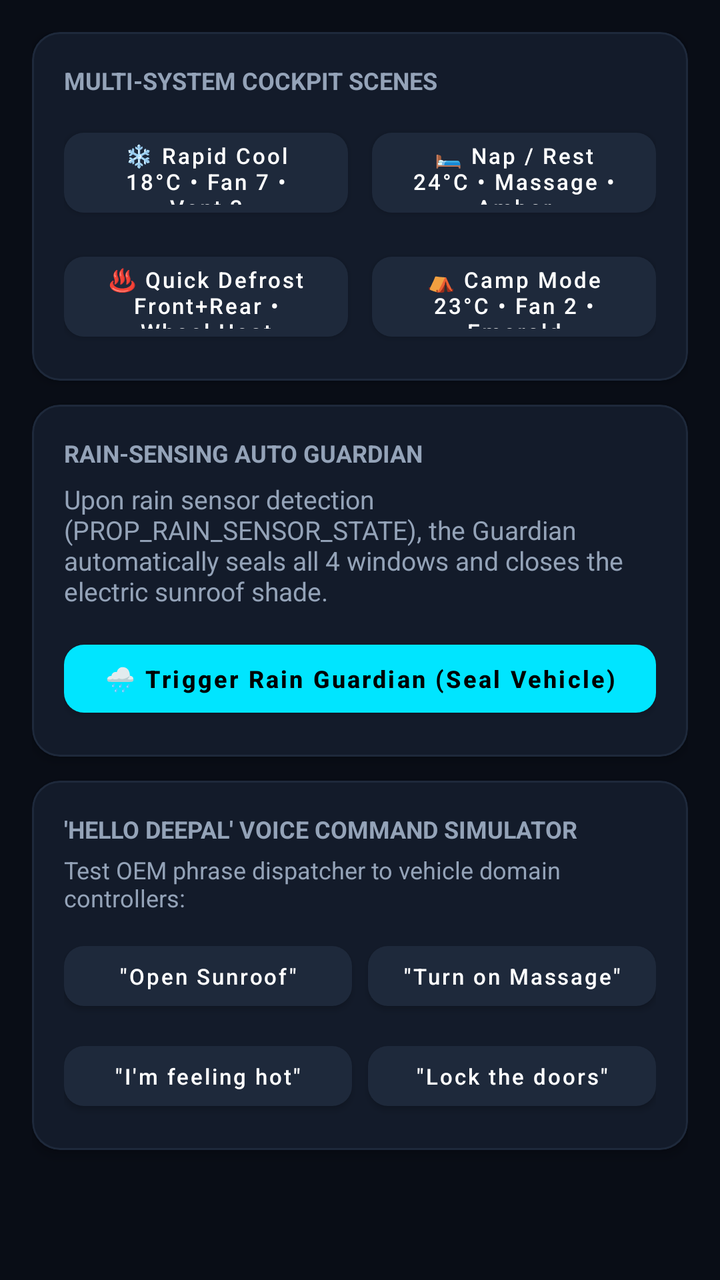
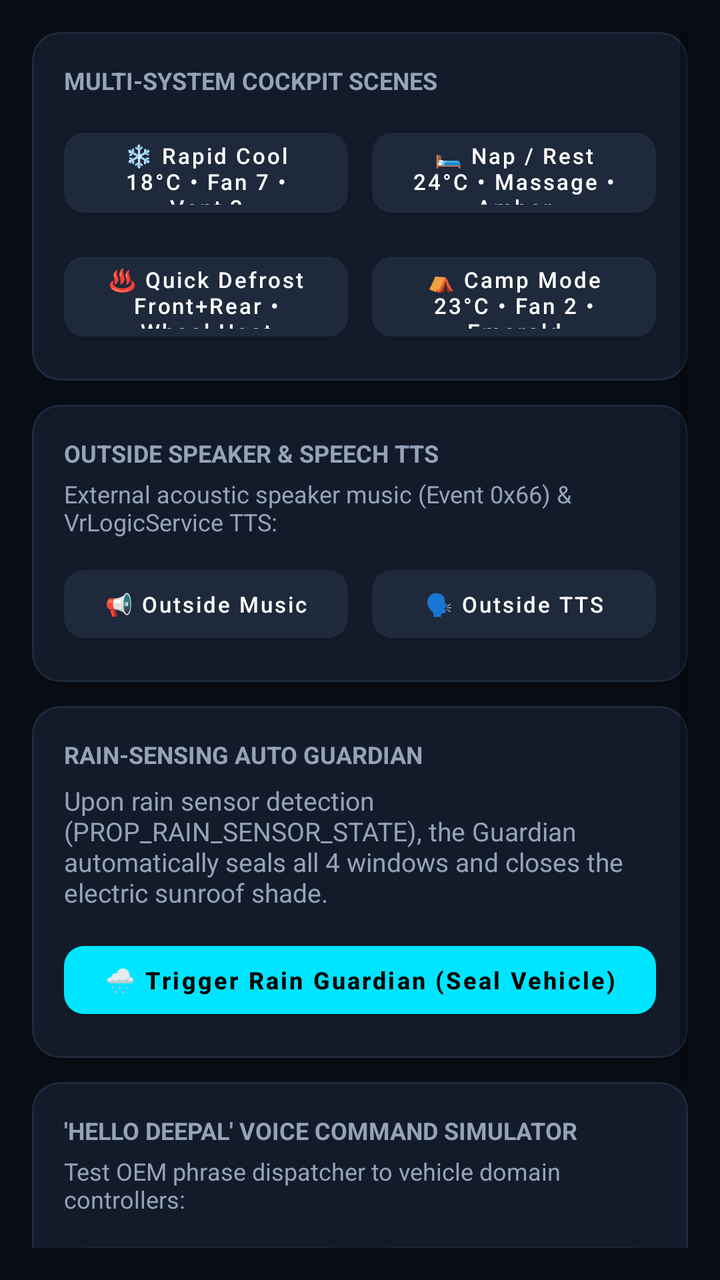

Two renders of the same Android screen: before a commit and after it. Below are the layout's source before the change and the commit's diff.
<!-- AndroidManifest.xml: application theme Theme.DeepalS05Sample -->
<!-- res/layout/fragment_scenes_voice.xml -->
<?xml version="1.0" encoding="utf-8"?>
<ScrollView xmlns:android="http://schemas.android.com/apk/res/android"
    xmlns:app="http://schemas.android.com/apk/res-auto"
    android:layout_width="match_parent"
    android:layout_height="match_parent"
    android:padding="16dp"
    android:fillViewport="true">

    <LinearLayout
        android:layout_width="match_parent"
        android:layout_height="wrap_content"
        android:orientation="vertical">

        
        <com.google.android.material.card.MaterialCardView
            style="@style/AutomotiveCard"
            android:layout_width="match_parent"
            android:layout_height="wrap_content"
            android:layout_marginBottom="12dp">

            <LinearLayout
                android:layout_width="match_parent"
                android:layout_height="wrap_content"
                android:padding="16dp"
                android:orientation="vertical">

                <TextView
                    android:layout_width="wrap_content"
                    android:layout_height="wrap_content"
                    android:text="MULTI-SYSTEM COCKPIT SCENES"
                    android:textColor="@color/brand_text_secondary"
                    android:textSize="12sp"
                    android:textStyle="bold" />

                
                <LinearLayout
                    android:layout_width="match_parent"
                    android:layout_height="wrap_content"
                    android:layout_marginTop="12dp"
                    android:orientation="horizontal">

                    <com.google.android.material.button.MaterialButton
                        android:id="@+id/btnSceneRapidCool"
                        style="@style/AutomotiveButton"
                        android:layout_width="0dp"
                        android:layout_height="52dp"
                        android:layout_weight="1"
                        android:layout_marginEnd="6dp"
                        android:text="❄️ Rapid Cool\n18°C • Fan 7 • Vent 3"
                        android:textSize="11sp" />

                    <com.google.android.material.button.MaterialButton
                        android:id="@+id/btnSceneNap"
                        style="@style/AutomotiveButton"
                        android:layout_width="0dp"
                        android:layout_height="52dp"
                        android:layout_weight="1"
                        android:layout_marginStart="6dp"
                        android:text="🛏️ Nap / Rest\n24°C • Massage • Amber"
                        android:textSize="11sp" />
                </LinearLayout>

                <LinearLayout
                    android:layout_width="match_parent"
                    android:layout_height="wrap_content"
                    android:layout_marginTop="10dp"
                    android:orientation="horizontal">

                    <com.google.android.material.button.MaterialButton
                        android:id="@+id/btnSceneDefrost"
                        style="@style/AutomotiveButton"
                        android:layout_width="0dp"
                        android:layout_height="52dp"
                        android:layout_weight="1"
                        android:layout_marginEnd="6dp"
                        android:text="♨️ Quick Defrost\nFront+Rear • Wheel Heat"
                        android:textSize="11sp" />

                    <com.google.android.material.button.MaterialButton
                        android:id="@+id/btnSceneCamp"
                        style="@style/AutomotiveButton"
                        android:layout_width="0dp"
                        android:layout_height="52dp"
                        android:layout_weight="1"
                        android:layout_marginStart="6dp"
                        android:text="⛺ Camp Mode\n23°C • Fan 2 • Emerald"
                        android:textSize="11sp" />
                </LinearLayout>
            </LinearLayout>
        </com.google.android.material.card.MaterialCardView>

        
        <com.google.android.material.card.MaterialCardView
            style="@style/AutomotiveCard"
            android:layout_width="match_parent"
            android:layout_height="wrap_content"
            android:layout_marginBottom="12dp">

            <LinearLayout
                android:layout_width="match_parent"
                android:layout_height="wrap_content"
                android:padding="16dp"
                android:orientation="vertical">

                <TextView
                    android:layout_width="wrap_content"
                    android:layout_height="wrap_content"
                    android:text="RAIN-SENSING AUTO GUARDIAN"
                    android:textColor="@color/brand_text_secondary"
                    android:textSize="12sp"
                    android:textStyle="bold" />

                <TextView
                    android:layout_width="wrap_content"
                    android:layout_height="wrap_content"
                    android:layout_marginTop="6dp"
                    android:text="Upon rain sensor detection (PROP_RAIN_SENSOR_STATE), the Guardian automatically seals all 4 windows and closes the electric sunroof shade."
                    android:textColor="@color/brand_text_secondary"
                    android:textSize="13sp" />

                <com.google.android.material.button.MaterialButton
                    android:id="@+id/btnExecuteRainGuardian"
                    style="@style/AutomotiveButton.Primary"
                    android:layout_width="match_parent"
                    android:layout_height="46dp"
                    android:layout_marginTop="12dp"
                    android:text="🌧️ Trigger Rain Guardian (Seal Vehicle)"
                    android:textSize="12sp" />
            </LinearLayout>
        </com.google.android.material.card.MaterialCardView>

        
        <com.google.android.material.card.MaterialCardView
            style="@style/AutomotiveCard"
            android:layout_width="match_parent"
            android:layout_height="wrap_content"
            android:layout_marginBottom="12dp">

            <LinearLayout
                android:layout_width="match_parent"
                android:layout_height="wrap_content"
                android:padding="16dp"
                android:orientation="vertical">

                <TextView
                    android:layout_width="wrap_content"
                    android:layout_height="wrap_content"
                    android:text="'HELLO DEEPAL' VOICE COMMAND SIMULATOR"
                    android:textColor="@color/brand_text_secondary"
                    android:textSize="12sp"
                    android:textStyle="bold" />

                <TextView
                    android:layout_width="wrap_content"
                    android:layout_height="wrap_content"
                    android:layout_marginTop="4dp"
                    android:text="Test OEM phrase dispatcher to vehicle domain controllers:"
                    android:textColor="@color/brand_text_secondary"
                    android:textSize="12sp" />

                <LinearLayout
                    android:layout_width="match_parent"
                    android:layout_height="wrap_content"
                    android:layout_marginTop="10dp"
                    android:orientation="horizontal">

                    <com.google.android.material.button.MaterialButton
                        android:id="@+id/btnVoiceSunroof"
                        style="@style/AutomotiveButton"
                        android:layout_width="0dp"
                        android:layout_height="42dp"
                        android:layout_weight="1"
                        android:layout_marginEnd="4dp"
                        android:text="&quot;Open Sunroof&quot;"
                        android:textSize="11sp" />

                    <com.google.android.material.button.MaterialButton
                        android:id="@+id/btnVoiceMassage"
                        style="@style/AutomotiveButton"
                        android:layout_width="0dp"
                        android:layout_height="42dp"
                        android:layout_weight="1"
                        android:layout_marginStart="4dp"
                        android:text="&quot;Turn on Massage&quot;"
                        android:textSize="11sp" />
                </LinearLayout>

                <LinearLayout
                    android:layout_width="match_parent"
                    android:layout_height="wrap_content"
                    android:layout_marginTop="8dp"
                    android:orientation="horizontal">

                    <com.google.android.material.button.MaterialButton
                        android:id="@+id/btnVoiceCool"
                        style="@style/AutomotiveButton"
                        android:layout_width="0dp"
                        android:layout_height="42dp"
                        android:layout_weight="1"
                        android:layout_marginEnd="4dp"
                        android:text="&quot;I'm feeling hot&quot;"
                        android:textSize="11sp" />

                    <com.google.android.material.button.MaterialButton
                        android:id="@+id/btnVoiceLock"
                        style="@style/AutomotiveButton"
                        android:layout_width="0dp"
                        android:layout_height="42dp"
                        android:layout_weight="1"
                        android:layout_marginStart="4dp"
                        android:text="&quot;Lock the doors&quot;"
                        android:textSize="11sp" />
                </LinearLayout>
            </LinearLayout>
        </com.google.android.material.card.MaterialCardView>

    </LinearLayout>
</ScrollView>
<!-- resources referenced by this layout -->
<resources>
  <color name="brand_text_secondary">#94A3B8</color>
  <style name="AutomotiveButton" parent="Widget.MaterialComponents.Button">
          <item name="cornerRadius">10dp</item>
          <item name="backgroundTint">@color/brand_card_stroke</item>
          <item name="android:textColor">@color/brand_text_primary</item>
          <item name="android:textAllCaps">false</item>
      </style>
  <style name="AutomotiveButton.Primary" parent="Widget.MaterialComponents.Button">
          <item name="cornerRadius">10dp</item>
          <item name="backgroundTint">@color/brand_primary</item>
          <item name="android:textColor">#000000</item>
          <item name="android:textStyle">bold</item>
          <item name="android:textAllCaps">false</item>
      </style>
  <style name="AutomotiveCard">
          <item name="cardCornerRadius">14dp</item>
          <item name="cardElevation">3dp</item>
          <item name="cardBackgroundColor">@color/brand_card_bg</item>
          <item name="strokeColor">@color/brand_card_stroke</item>
          <item name="strokeWidth">1dp</item>
      </style>
  <style name="Theme.DeepalS05Sample" parent="Theme.MaterialComponents.DayNight.NoActionBar">
          <item name="colorPrimary">@color/brand_primary</item>
          <item name="colorPrimaryVariant">@color/brand_primary_dark</item>
          <item name="colorOnPrimary">#000000</item>
          <item name="colorSecondary">@color/brand_accent</item>
          <item name="colorOnSecondary">#000000</item>
          <item name="android:statusBarColor">@color/brand_bg</item>
          <item name="android:navigationBarColor">@color/brand_nav_bg</item>
          <item name="android:windowBackground">@color/brand_bg</item>
      </style>
  <color name="brand_card_stroke">#1E293B</color>
  <color name="brand_text_primary">#FFFFFF</color>
  <color name="brand_primary">#00E5FF</color>
  <color name="brand_card_bg">#131B2A</color>
  <color name="brand_primary_dark">#00B0FF</color>
  <color name="brand_accent">#00E676</color>
  <color name="brand_bg">#090D16</color>
  <color name="brand_nav_bg">#0F172A</color>
</resources>

<!-- the commit's change to res/layout/fragment_scenes_voice.xml (unified diff, before → after) -->
@@ -105,6 +105,64 @@
                 <TextView
                     android:layout_width="wrap_content"
                     android:layout_height="wrap_content"
+                    android:text="OUTSIDE SPEAKER &amp; SPEECH TTS"
+                    android:textColor="@color/brand_text_secondary"
+                    android:textSize="12sp"
+                    android:textStyle="bold" />
+
+                <TextView
+                    android:layout_width="wrap_content"
+                    android:layout_height="wrap_content"
+                    android:layout_marginTop="4dp"
+                    android:text="External acoustic speaker music (Event 0x66) &amp; VrLogicService TTS:"
+                    android:textColor="@color/brand_text_secondary"
+                    android:textSize="12sp" />
+
+                <LinearLayout
+                    android:layout_width="match_parent"
+                    android:layout_height="wrap_content"
+                    android:layout_marginTop="10dp"
+                    android:orientation="horizontal">
+
+                    <com.google.android.material.button.MaterialButton
+                        android:id="@+id/btnOutsideMusic"
+                        style="@style/AutomotiveButton"
+                        android:layout_width="0dp"
+                        android:layout_height="46dp"
+                        android:layout_weight="1"
+                        android:layout_marginEnd="6dp"
+                        android:text="📢 Outside Music"
+                        android:textSize="11sp" />
+
+                    <com.google.android.material.button.MaterialButton
+                        android:id="@+id/btnOutsideTts"
+                        style="@style/AutomotiveButton"
+                        android:layout_width="0dp"
+                        android:layout_height="46dp"
+                        android:layout_weight="1"
+                        android:layout_marginStart="6dp"
+                        android:text="🗣️ Outside TTS"
+                        android:textSize="11sp" />
+                </LinearLayout>
+            </LinearLayout>
+        </com.google.android.material.card.MaterialCardView>
+
+        
+        <com.google.android.material.card.MaterialCardView
+            style="@style/AutomotiveCard"
+            android:layout_width="match_parent"
+            android:layout_height="wrap_content"
+            android:layout_marginBottom="12dp">
+
+            <LinearLayout
+                android:layout_width="match_parent"
+                android:layout_height="wrap_content"
+                android:padding="16dp"
+                android:orientation="vertical">
+
+                <TextView
+                    android:layout_width="wrap_content"
+                    android:layout_height="wrap_content"
                     android:text="RAIN-SENSING AUTO GUARDIAN"
                     android:textColor="@color/brand_text_secondary"
                     android:textSize="12sp"
